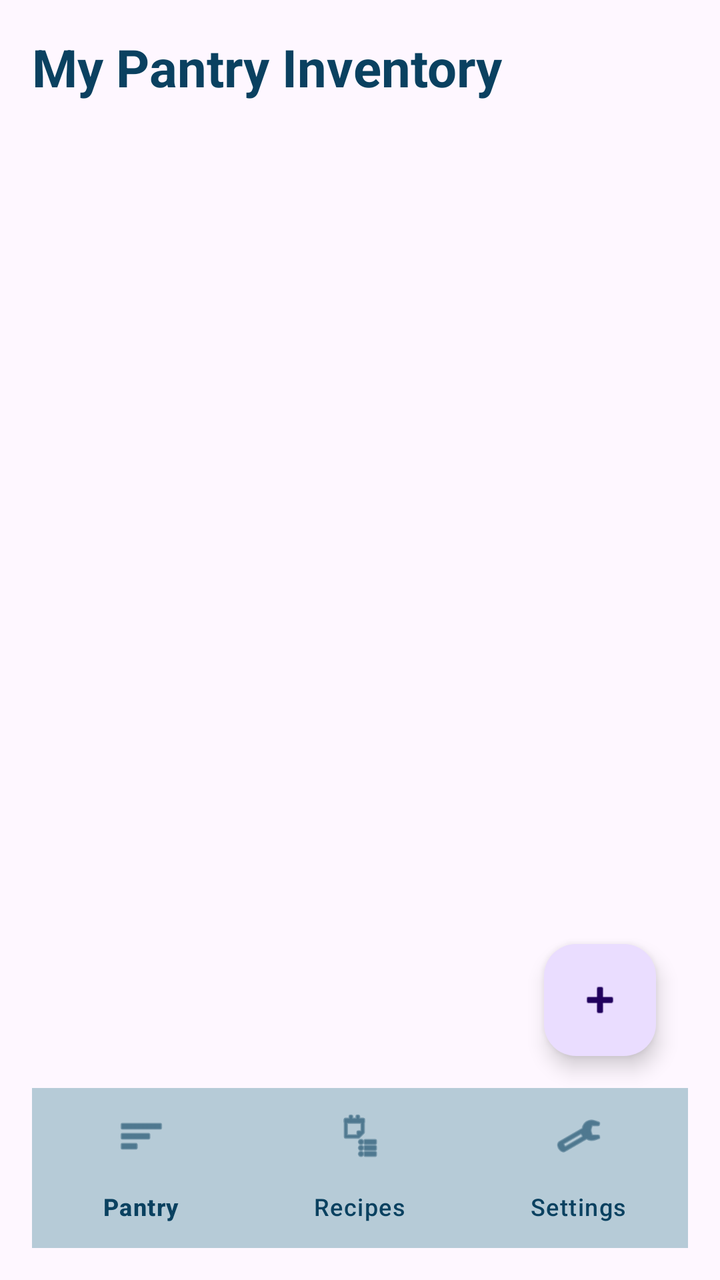
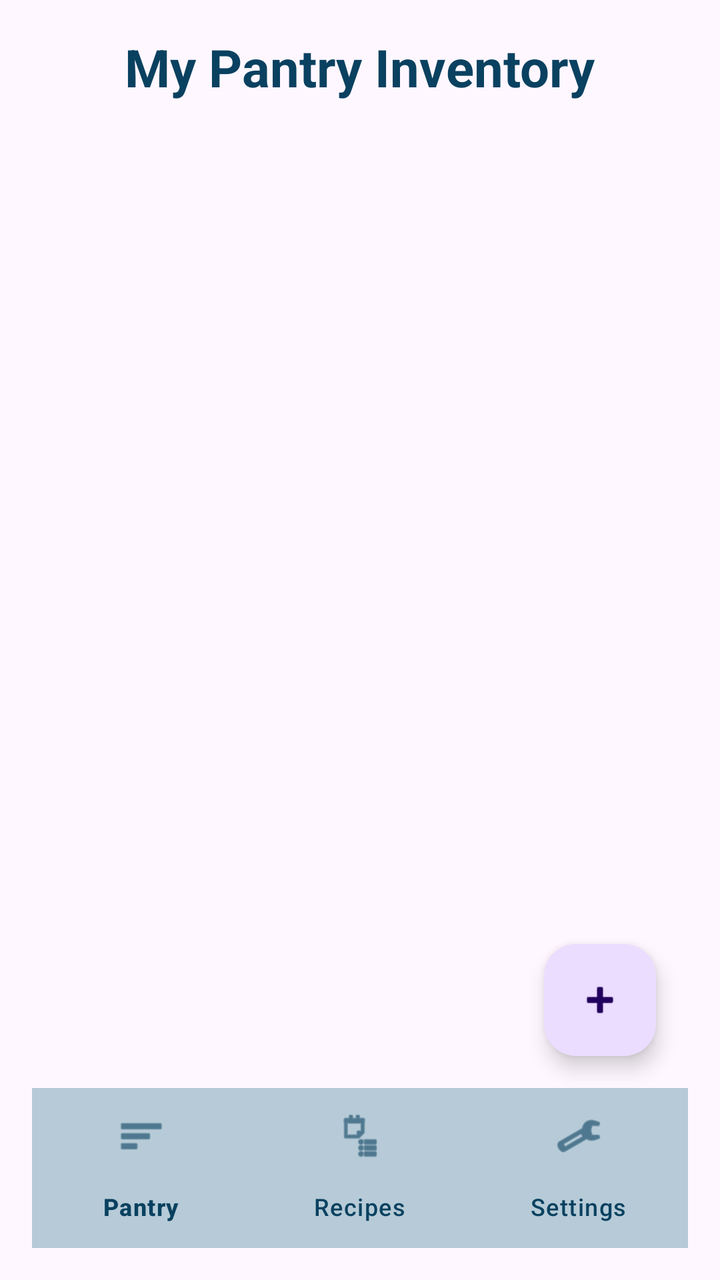

Compare the two renders of this Android layout. The source of the first and the diff that turns it into the second are given below.
<!-- AndroidManifest.xml: application theme Theme.SmartPantryManager -->
<!-- res/layout/activity_main.xml -->
<?xml version="1.0" encoding="utf-8"?>
<androidx.constraintlayout.widget.ConstraintLayout
    xmlns:android="http://schemas.android.com/apk/res/android"
    xmlns:app="http://schemas.android.com/apk/res-auto"
    xmlns:tools="http://schemas.android.com/tools"
    android:id="@+id/main"
    android:layout_width="match_parent"
    android:layout_height="match_parent"
    android:padding="16dp"
    tools:context=".MainActivity">

    
    <TextView
        android:id="@+id/tvMainHeading"
        android:layout_width="wrap_content"
        android:layout_height="wrap_content"
        android:text="My Pantry Inventory"
        android:textSize="26sp"
        android:textStyle="bold"
        android:textColor="#0a4160"
        android:layout_marginBottom="12dp"
        app:layout_constraintTop_toTopOf="parent"
        app:layout_constraintStart_toStartOf="parent" />

    
    <androidx.recyclerview.widget.RecyclerView
        android:id="@+id/rvPantryList"
        android:layout_width="0dp"
        android:layout_height="0dp"
        android:layout_marginTop="8dp"
        app:layout_constraintTop_toBottomOf="@+id/tvMainHeading"
        app:layout_constraintBottom_toTopOf="@+id/bottomNavigation"
        app:layout_constraintEnd_toEndOf="parent"
        app:layout_constraintStart_toStartOf="parent" />

    
    <com.google.android.material.floatingactionbutton.FloatingActionButton
        android:id="@+id/fabAddIngredient"
        android:layout_width="wrap_content"
        android:layout_height="wrap_content"
        android:layout_marginEnd="16dp"
        android:layout_marginBottom="16dp"
        android:contentDescription="Add Ingredient"
        android:src="@android:drawable/ic_input_add"
        app:layout_constraintBottom_toTopOf="@id/bottomNavigation"
        app:layout_constraintEnd_toEndOf="parent" />

    
    <com.google.android.material.bottomnavigation.BottomNavigationView
        android:id="@+id/bottomNavigation"
        android:layout_width="match_parent"
        android:layout_height="wrap_content"
        android:background="#b6cbd7"
        app:itemIconTint="#0a4160"
        app:itemTextColor="#0a4160"
        app:layout_constraintBottom_toBottomOf="parent"
        app:layout_constraintEnd_toEndOf="parent"
        app:layout_constraintStart_toStartOf="parent"
        app:menu="@menu/bottom_nav_menu" />

</androidx.constraintlayout.widget.ConstraintLayout>
<!-- resources referenced by this layout -->
<resources>
  <style name="Theme.SmartPantryManager" parent="Base.Theme.SmartPantryManager" />
  <style name="Base.Theme.SmartPantryManager" parent="Theme.Material3.DayNight.NoActionBar">
          
          
      </style>
</resources>

<!-- the commit's change to res/layout/activity_main.xml (unified diff, before → after) -->
@@ -20,7 +20,8 @@
         android:textColor="#0a4160"
         android:layout_marginBottom="12dp"
         app:layout_constraintTop_toTopOf="parent"
-        app:layout_constraintStart_toStartOf="parent" />
+        app:layout_constraintStart_toStartOf="parent"
+        app:layout_constraintEnd_toEndOf="parent" />
 
     
     <androidx.recyclerview.widget.RecyclerView
